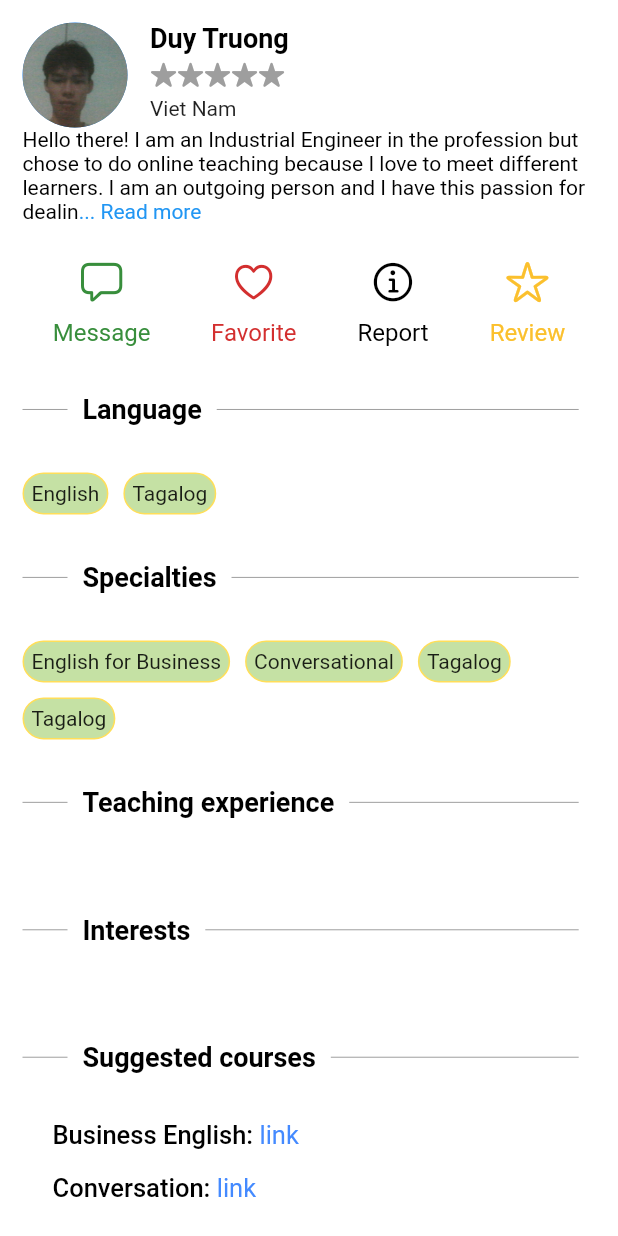
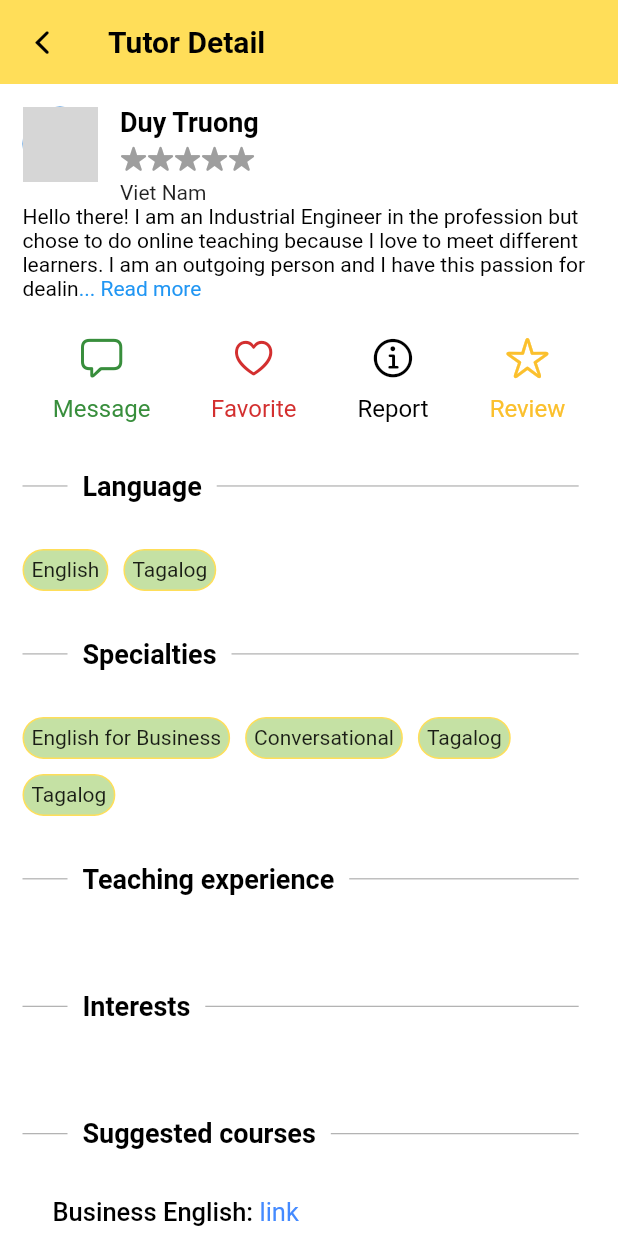
Before and after one commit to zeref278/lettutor, a Flutter app: the CustomCardTutor widget shown alone on an empty page, opened directly, after a tap on "Duy Truong", on a phone screen of 412 x 824 dp. Run offline on Flutter 3.47's test engine with Material 2 defaults, Android fonts, the phone set to English and light mode, and no system bars; drawn by our look-alikes of flutter_rating_bar; our stand-ins replace dio, font_awesome_flutter, get_it, google_fonts, shared_preferences, syncfusion_flutter_calendar; accounts and stored records are empty; network calls fail; grey boxes are pictures that could not be loaded.

Commit message:
Update Info - Logout - Active status

```diff
--- a/lettutor/lib/data/network/apis/user_api.dart
+++ b/lettutor/lib/data/network/apis/user_api.dart
@@ -35,11 +35,11 @@ class UserApi {
     }
   }
 
-  Future<dynamic> updateUserInfo(name, phone, date) async {
+  Future<dynamic> updateUserInfo(name, country, date) async {
     try {
       final res = await _dioClient.put(
-        "/auth/change-password",
-        data: {'name': name, 'phone': phone, 'birthday': date},
+        "/user/info",
+        data: {'name': name, 'country': country, 'birthday': date},
 
       );
       return res;
--- a/lettutor/lib/data/sharedpref/shared_preference_helper.dart
+++ b/lettutor/lib/data/sharedpref/shared_preference_helper.dart
@@ -26,6 +26,10 @@ class SharedPreferenceHelper {
     return _sharedPreference.remove(Preferences.auth_token);
   }
 
+  Future<bool> removeRefreshAuthToken() async {
+    return _sharedPreference.remove(Preferences.refresh_auth_token);
+  }
+
   Future<String?> get authenticationKey async {
     return _sharedPreference.getString(Preferences.authen_key);
   }
--- a/lettutor/lib/models/user.dart
+++ b/lettutor/lib/models/user.dart
@@ -7,6 +7,7 @@ class User {
   String linkAvatar;
   String phone;
   String birthday;
+  String? country;
 
   User(
       {required this.id,
@@ -14,18 +15,18 @@ class User {
       required this.name,
       required this.linkAvatar,
       required this.phone,
-      required this.birthday});
+      required this.birthday,
+      this.country});
 
-  factory  User.fromJson(Map<String, dynamic> json) {
+  factory User.fromJson(Map<String, dynamic> json) {
     return User(
-        id : json['id'],
-        email : json['email'],
-        name : json['name'],
-        linkAvatar : json['avatar'],
-        phone : json['phone'],
-        birthday : json['birthday']);
-
-
+        id: json['id'],
+        email: json['email'],
+        name: json['name'],
+        linkAvatar: json['avatar'],
+        phone: json['phone'],
+        birthday: json['birthday'],
+        country: json['country']);
   }
 
 }
--- a/lettutor/lib/ui/custom_widgets/custom_card/custom_card_tutor.dart
+++ b/lettutor/lib/ui/custom_widgets/custom_card/custom_card_tutor.dart
@@ -3,6 +3,7 @@ import 'package:lettutor/models/tutor.dart';
 import 'package:lettutor/constants/ui_constants.dart';
 import 'package:lettutor/ui/custom_widgets/custom_button/custom_text_button.dart';
 import 'package:flutter/cupertino.dart';
+import 'package:lettutor/ui/custom_widgets/custom_stack_avatar/custom_avatar_active.dart';
 import 'package:lettutor/ui/custom_widgets/custom_tag/custom_tag_tutor.dart';
 import 'package:lettutor/ui/tutors/tutor_detail_screen.dart';
 
@@ -13,7 +14,6 @@ class CustomCardTutor extends StatefulWidget {
     Key? key,
     required this.tutor,
   }) : super(key: key);
-
 
   @override
   State<StatefulWidget> createState() => _CustomCardTutorState();
@@ -48,9 +48,10 @@ class _CustomCardTutorState extends State<CustomCardTutor> {
                 SizedBox(
                   width: size.width * 0.03,
                 ),
-                CircleAvatar(
-                  radius: 35,
-                  backgroundImage: AssetImage('assets/avatar.jpg'),
+                CustomAvatarActive(
+                  avatar: Image.network(widget.tutor.linkAvatar).image,
+                  isActive: widget.tutor.isActivated,
+                  avatarSize: 35,
                 ),
                 SizedBox(
                   width: size.width * 0.03,
@@ -61,11 +62,12 @@ class _CustomCardTutorState extends State<CustomCardTutor> {
                     children: <Widget>[
                       CustomTextButton(
                           onPressed: () {
-                            Navigator.push(
-                              context,
+                            Navigator.of(context, rootNavigator: true).push(
                               MaterialPageRoute(
                                 builder: (context) {
-                                  return TutorDetailScreen(tutor: widget.tutor,);
+                                  return TutorDetailScreen(
+                                    tutor: widget.tutor,
+                                  );
                                 },
                               ),
                             );
@@ -122,10 +124,15 @@ class _CustomCardTutorState extends State<CustomCardTutor> {
                   ),
                 ),
                 IconButton(
-                    onPressed: () {setState(() {
-                      isFavorite = !isFavorite;
-                    });},
-                    icon: Icon(isFavorite ? CupertinoIcons.heart_fill : CupertinoIcons.heart,
+                    onPressed: () {
+                      setState(() {
+                        isFavorite = !isFavorite;
+                      });
+                    },
+                    icon: Icon(
+                        isFavorite
+                            ? CupertinoIcons.heart_fill
+                            : CupertinoIcons.heart,
                         color: isFavorite ? Colors.red : Colors.black,
                         size: 30))
               ],
--- /dev/null
+++ b/lettutor/lib/ui/custom_widgets/custom_stack_avatar/custom_avatar_active.dart
@@ -0,0 +1,40 @@
+import 'package:flutter/material.dart';
+
+class CustomAvatarActive extends StatelessWidget {
+  final int avatarSize;
+  final ImageProvider avatar;
+  final bool isActive;
+
+  const CustomAvatarActive(
+      {Key? key,
+      this.avatarSize = 25,
+      required this.avatar,
+      required this.isActive})
+      : super(key: key);
+
+  @override
+  Widget build(BuildContext context) {
+    return Stack(
+      children: <Widget>[
+        CircleAvatar(
+          radius: 25,
+          backgroundImage: avatar,
+        ),
+        Positioned(
+          right: 0,
+          bottom: 0,
+          child: Container(
+            width: 16,
+            height: 16,
+            decoration: BoxDecoration(
+                color: isActive ? Colors.green : Colors.grey,
+                shape: BoxShape.circle,
+                border: Border.all(
+                    color: Theme.of(context).scaffoldBackgroundColor,
+                    width: 2)),
+          ),
+        )
+      ],
+    );
+  }
+}
--- a/lettutor/lib/ui/custom_widgets/custom_widgets.dart
+++ b/lettutor/lib/ui/custom_widgets/custom_widgets.dart
@@ -30,3 +30,5 @@ export 'package:lettutor/ui/custom_widgets/header_account/header_account.dart';
 export 'package:lettutor/ui/custom_widgets/header_account/header_account_setting.dart';
 
 export 'package:lettutor/ui/custom_widgets/custom_rating_bar/custom_rating_bar.dart';
+
+export 'package:lettutor/ui/custom_widgets/custom_stack_avatar/custom_avatar_active.dart';
--- a/lettutor/lib/ui/home.dart
+++ b/lettutor/lib/ui/home.dart
@@ -32,7 +32,6 @@ class HomeScreen extends StatelessWidget {
                 //borderRadius: BorderRadius.circular(20)
               ),
               child: Column(
-                mainAxisAlignment: MainAxisAlignment.spaceEvenly,
                 crossAxisAlignment: CrossAxisAlignment.center,
                 children: <Widget>[
                   const Text(
@@ -44,14 +43,17 @@ class HomeScreen extends StatelessWidget {
                       fontWeight: FontWeight.bold,
                     ),
                   ),
+                  SizedBox(height: 10,),
                   const Text(
                     'Up comming Lesson',
                     style: TextStyle(
                         color: Colors.black, fontWeight: FontWeight.bold),
                   ),
+                  SizedBox(height: 10,),
                   const Text('Fri, 15 Oct 21 6:30 - 7:30',
                       style: TextStyle(
                           color: Colors.black, fontWeight: FontWeight.w600)),
+                  SizedBox(height: 15,),
                   CustomRoundedButton(
                     onPressed: () {
                       Navigator.push(
--- a/lettutor/lib/ui/tutors/tutor_detail_screen.dart
+++ b/lettutor/lib/ui/tutors/tutor_detail_screen.dart
@@ -21,11 +21,29 @@ class TutorDetailScreen extends StatefulWidget {
 class _TutorDetailScreenState extends State<TutorDetailScreen> {
   bool isFavorite = false;
 
+  @override
+  void initState() {
+    isFavorite = widget.tutor.isFavorite;
+    super.initState();
+  }
 
   @override
   Widget build(BuildContext context) {
     return Scaffold(
       backgroundColor: defaultBackgroundColor,
+      appBar: AppBar(
+        title: Text('Tutor Detail'),
+        titleTextStyle: const TextStyle(
+            color: Colors.black, fontSize: 20, fontWeight: FontWeight.w600),
+        backgroundColor: defaultPrimaryColor,
+        elevation: 0,
+        leading: IconButton(
+          icon: Icon(CupertinoIcons.chevron_back, color: Colors.black),
+          onPressed: () {
+            Navigator.pop(context);
+          },
+        ),
+      ),
       body: SingleChildScrollView(
         padding: EdgeInsets.only(
             left: mediumSpacer, right: mediumSpacer, top: mediumSpacer),
@@ -36,9 +54,10 @@ class _TutorDetailScreenState extends State<TutorDetailScreen> {
               child: Row(
                 crossAxisAlignment: CrossAxisAlignment.start,
                 children: <Widget>[
-                  CircleAvatar(
-                    radius: 35,
-                    backgroundImage: AssetImage('assets/avatar.jpg'),
+                  CustomAvatarActive(
+                    avatar: Image.network(widget.tutor.linkAvatar).image,
+                    isActive: widget.tutor.isActivated,
+                    avatarSize: 35,
                   ),
                   SizedBox(
                     width: mediumSpacer,
@@ -57,7 +76,9 @@ class _TutorDetailScreenState extends State<TutorDetailScreen> {
                         SizedBox(
                           height: smallSpacer,
                         ),
-                        CustomRatingBar(rating: widget.tutor.rating, onRatingUpdate: (double i){}),
+                        CustomRatingBar(
+                            rating: widget.tutor.rating,
+                            onRatingUpdate: (double i) {}),
                         SizedBox(
                           height: smallSpacer,
                         ),
@@ -136,7 +157,6 @@ class _TutorDetailScreenState extends State<TutorDetailScreen> {
                 )
               ],
             ),
-
             SizedBox(height: mediumSpacer),
             const CustomDividerText(
               child: Text('Language',
@@ -162,7 +182,6 @@ class _TutorDetailScreenState extends State<TutorDetailScreen> {
                       color: Colors.black,
                       fontWeight: FontWeight.w600)),
             ),
-
             SizedBox(height: mediumSpacer),
             Wrap(
               spacing: 10,
@@ -251,11 +270,9 @@ class _TutorDetailScreenState extends State<TutorDetailScreen> {
                 ],
               ),
             ),
-
             SizedBox(height: mediumSpacer),
             const CustomDividerText(
-              child: Text(
-                  'Booking',
+              child: Text('Booking',
                   style: TextStyle(
                       fontSize: 18,
                       color: Colors.black,
```
Also changed, not shown: lettutor/lib/providers/user_provider.dart (+22 -13 lines), lettutor/lib/services/auth_services.dart (+23 -12 lines), lettutor/lib/services/user_service.dart (+20 -0 lines), lettutor/lib/ui/account_management/edit_profile_screen.dart (+33 -29 lines), lettutor/lib/ui/account_management/profile_screen.dart (+14 -1 lines), lettutor/lib/ui/account_management/setting_screen.dart (+13 -1 lines), lettutor/lib/ui/custom_widgets/custom_button/custom_signout_button.dart (added, +30 -0 lines), lettutor/lib/ui/custom_widgets/custom_message/custom_conversation.dart (+2 -22 lines).
